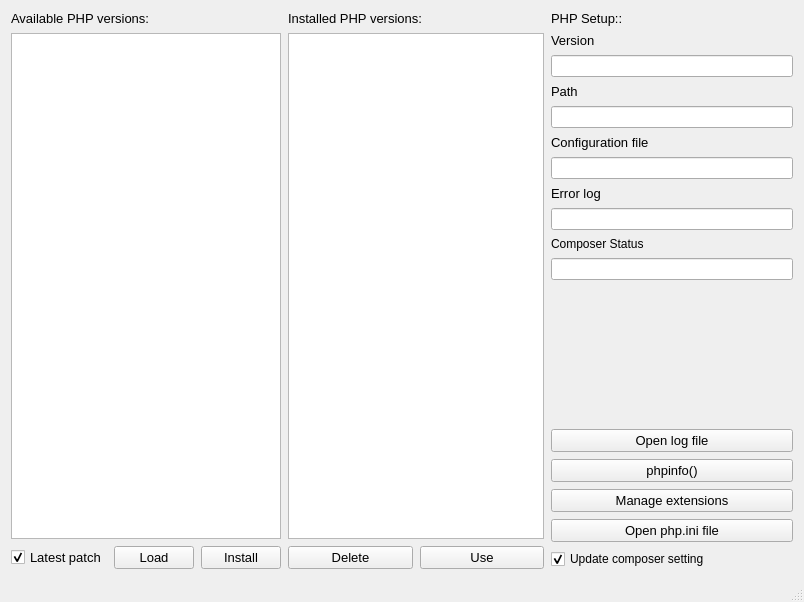
The window that design.ui (donmbelembe/php-installer) describes before a commit, drawn with Qt 5.
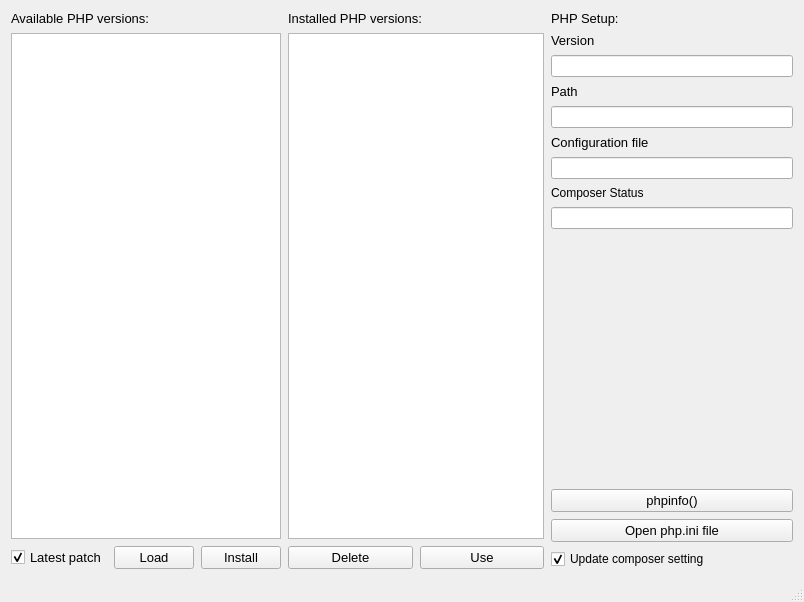
The same window after the commit. Icons and pictures are not drawn.

What changed in the file:
```diff
--- a/design.ui
+++ b/design.ui
@@ -156,7 +156,7 @@
            </font>
           </property>
           <property name="text">
-           <string>PHP Setup::</string>
+           <string>PHP Setup:</string>
           </property>
          </widget>
         </item>
@@ -262,36 +262,6 @@
            </widget>
           </item>
           <item row="3" column="0">
-           <widget class="QLabel" name="label_7">
-            <property name="font">
-             <font>
-              <pointsize>10</pointsize>
-             </font>
-            </property>
-            <property name="text">
-             <string>Error log</string>
-            </property>
-           </widget>
-          </item>
-          <item row="3" column="1">
-           <widget class="QLineEdit" name="logPathTextbox">
-            <property name="font">
-             <font>
-              <pointsize>9</pointsize>
-             </font>
-            </property>
-            <property name="text">
-             <string/>
-            </property>
-            <property name="readOnly">
-             <bool>true</bool>
-            </property>
-            <property name="placeholderText">
-             <string/>
-            </property>
-           </widget>
-          </item>
-          <item row="4" column="0">
            <widget class="QLabel" name="label_8">
             <property name="font">
              <font>
@@ -303,7 +273,7 @@
             </property>
            </widget>
           </item>
-          <item row="4" column="1">
+          <item row="3" column="1">
            <widget class="QLineEdit" name="composerStatusTextbox">
             <property name="readOnly">
              <bool>true</bool>
@@ -314,18 +284,6 @@
         </item>
         <item>
          <layout class="QVBoxLayout" name="verticalLayout_7">
-          <item>
-           <widget class="QPushButton" name="viewLogBtn">
-            <property name="font">
-             <font>
-              <pointsize>10</pointsize>
-             </font>
-            </property>
-            <property name="text">
-             <string>Open log file</string>
-            </property>
-           </widget>
-          </item>
           <item>
            <widget class="QPushButton" name="phpInfoBtn">
             <property name="font">
@@ -338,18 +296,6 @@
             </property>
            </widget>
           </item>
-          <item>
-           <widget class="QPushButton" name="manageExtBtn">
-            <property name="font">
-             <font>
-              <pointsize>10</pointsize>
-             </font>
-            </property>
-            <property name="text">
-             <string>Manage extensions</string>
-            </property>
-           </widget>
-          </item>
           <item>
            <widget class="QPushButton" name="configBtn">
             <property name="font">
```
Left out of the diff: 2 changed lines with no effect on the pictures.
